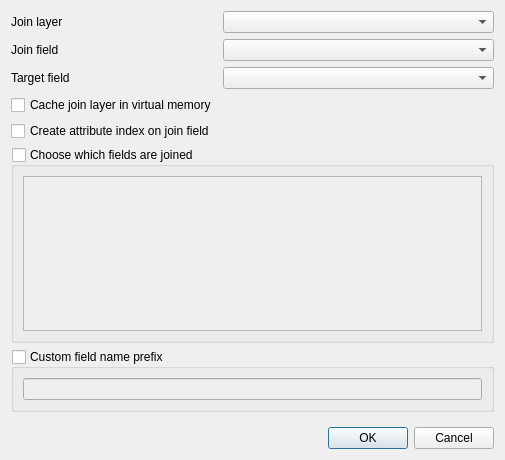
Old version of the form src/ui/qgsjoindialogbase.ui in the repository carsmie/QGIS.
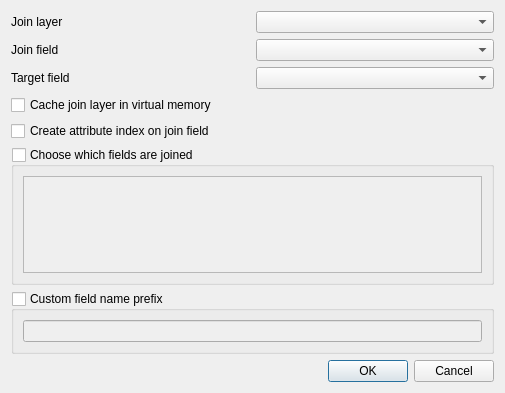
New version of the form. Custom widgets are drawn as their Qt base class.

Commit message: [joins] prevent joining an already joined layer also fix crash when editing a join with all fields joined

The edit to the form file:
```diff
--- a/src/ui/qgsjoindialogbase.ui
+++ b/src/ui/qgsjoindialogbase.ui
@@ -7,49 +7,48 @@
     <x>0</x>
     <y>0</y>
     <width>505</width>
-    <height>460</height>
+    <height>393</height>
    </rect>
   </property>
   <property name="windowTitle">
    <string>Add vector join</string>
   </property>
-  <layout class="QFormLayout" name="formLayout">
-   <item row="1" column="0">
+  <layout class="QGridLayout" name="gridLayout">
+   <item row="0" column="0">
     <widget class="QLabel" name="mJoinLayerLabel">
      <property name="text">
       <string>Join layer</string>
      </property>
     </widget>
    </item>
-   <item row="2" column="0">
+   <item row="0" column="1">
+    <widget class="QgsMapLayerComboBox" name="mJoinLayerComboBox">
+     <property name="filters">
+      <set>QgsMapLayerProxyModel::VectorLayer</set>
+     </property>
+    </widget>
+   </item>
+   <item row="1" column="0">
     <widget class="QLabel" name="mJoinFieldLabel">
      <property name="text">
       <string>Join field</string>
      </property>
     </widget>
    </item>
-   <item row="3" column="0">
+   <item row="1" column="1">
+    <widget class="QgsFieldComboBox" name="mJoinFieldComboBox"/>
+   </item>
+   <item row="2" column="0">
     <widget class="QLabel" name="mTargetFieldLabel">
      <property name="text">
       <string>Target field</string>
      </property>
     </widget>
    </item>
-   <item row="4" column="0">
-    <widget class="QCheckBox" name="mCacheInMemoryCheckBox">
-     <property name="text">
-      <string>Cache join layer in virtual memory</string>
-     </property>
-    </widget>
+   <item row="2" column="1">
+    <widget class="QgsFieldComboBox" name="mTargetFieldComboBox"/>
    </item>
    <item row="5" column="0" colspan="2">
-    <widget class="QCheckBox" name="mCreateIndexCheckBox">
-     <property name="text">
-      <string>Create attribute index on join field</string>
-     </property>
-    </widget>
-   </item>
-   <item row="6" column="0" colspan="2">
     <widget class="QgsCollapsibleGroupBox" name="mUseJoinFieldsSubset">
      <property name="title">
       <string>Choose which fields are joined</string>
@@ -70,7 +69,7 @@
      </layout>
     </widget>
    </item>
-   <item row="7" column="0" colspan="2">
+   <item row="6" column="0" colspan="2">
     <widget class="QgsCollapsibleGroupBox" name="mUseCustomPrefix">
      <property name="title">
       <string>Custom field name prefix</string>
@@ -91,21 +90,14 @@
      </layout>
     </widget>
    </item>
-   <item row="9" column="0" colspan="2">
-    <widget class="QDialogButtonBox" name="buttonBox">
-     <property name="orientation">
-      <enum>Qt::Horizontal</enum>
-     </property>
-     <property name="standardButtons">
-      <set>QDialogButtonBox::Cancel|QDialogButtonBox::Ok</set>
-     </property>
-    </widget>
-   </item>
-   <item row="8" column="0">
+   <item row="7" column="0">
     <spacer name="verticalSpacer">
      <property name="orientation">
       <enum>Qt::Vertical</enum>
      </property>
+     <property name="sizeType">
+      <enum>QSizePolicy::Expanding</enum>
+     </property>
      <property name="sizeHint" stdset="0">
       <size>
        <width>20</width>
@@ -114,18 +106,29 @@
      </property>
     </spacer>
    </item>
-   <item row="1" column="1">
-    <widget class="QgsMapLayerComboBox" name="mJoinLayerComboBox">
-     <property name="filters">
-      <set>QgsMapLayerProxyModel::VectorLayer</set>
+   <item row="3" column="0" colspan="2">
+    <widget class="QCheckBox" name="mCacheInMemoryCheckBox">
+     <property name="text">
+      <string>Cache join layer in virtual memory</string>
      </property>
     </widget>
    </item>
-   <item row="2" column="1">
-    <widget class="QgsFieldComboBox" name="mJoinFieldComboBox"/>
+   <item row="4" column="0" colspan="2">
+    <widget class="QCheckBox" name="mCreateIndexCheckBox">
+     <property name="text">
+      <string>Create attribute index on join field</string>
+     </property>
+    </widget>
    </item>
-   <item row="3" column="1">
-    <widget class="QgsFieldComboBox" name="mTargetFieldComboBox"/>
+   <item row="8" column="0" colspan="2">
+    <widget class="QDialogButtonBox" name="buttonBox">
+     <property name="orientation">
+      <enum>Qt::Horizontal</enum>
+     </property>
+     <property name="standardButtons">
+      <set>QDialogButtonBox::Cancel|QDialogButtonBox::Ok</set>
+     </property>
+    </widget>
    </item>
   </layout>
  </widget>
```
The commit also changes 4 other files.
